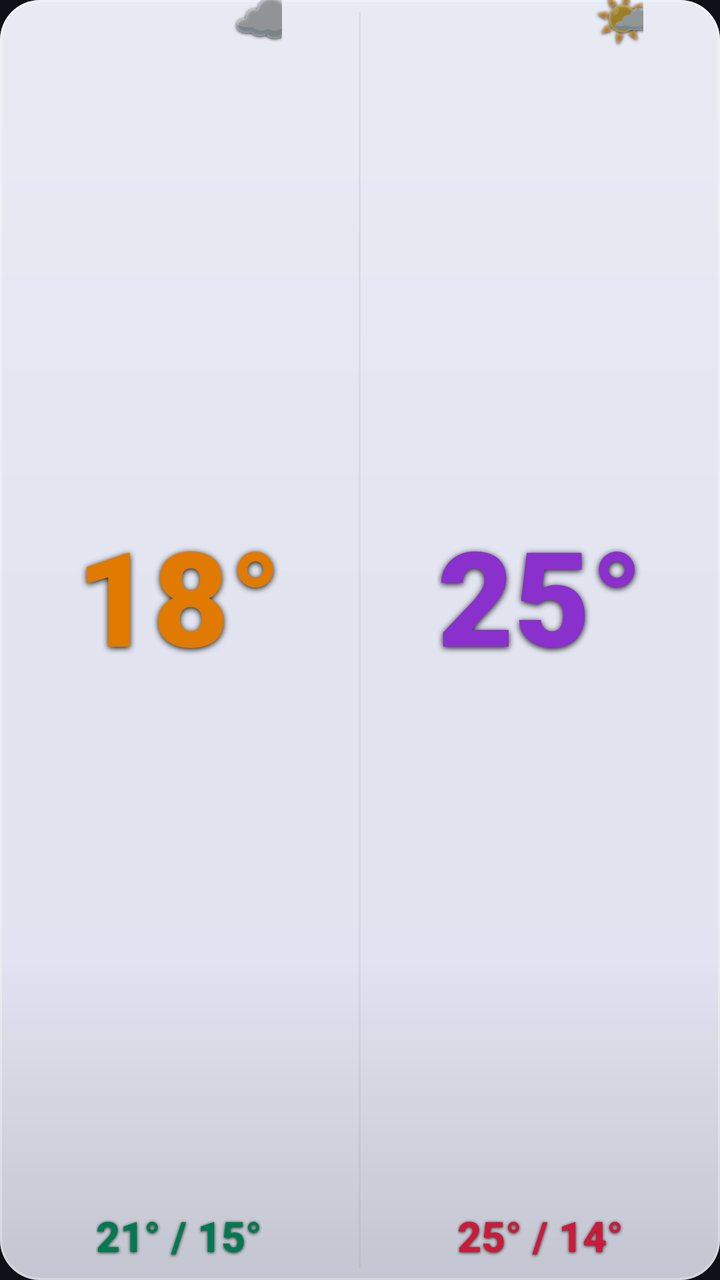
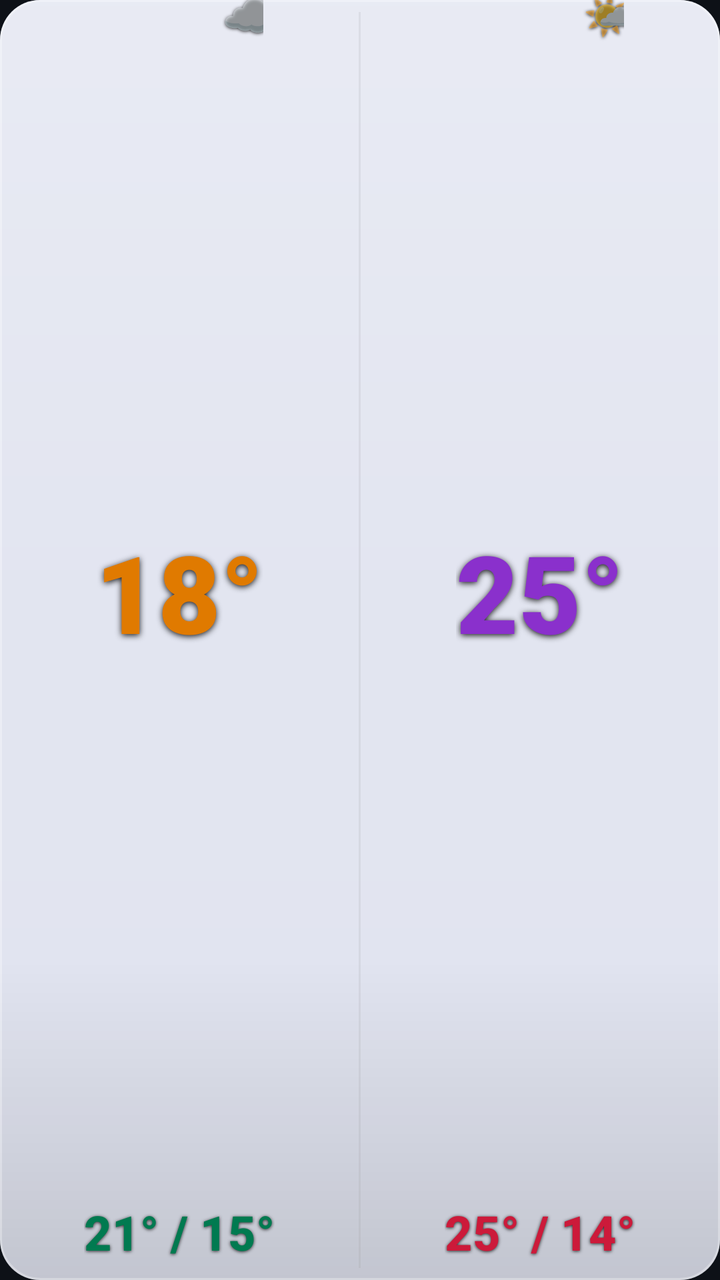

Two renders of the same Android screen: before a commit and after it. Below are the layout's source before the change and the commit's diff.
<!-- AndroidManifest.xml: application theme Theme.Weather28 -->
<!-- res/layout/widget_light_s.xml -->
<?xml version="1.0" encoding="utf-8"?>
<LinearLayout xmlns:android="http://schemas.android.com/apk/res/android"
    android:id="@+id/widget_root"
    android:layout_width="match_parent"
    android:layout_height="match_parent"
    android:orientation="vertical"
    android:background="@drawable/widget_bg_light">


    <LinearLayout
        android:layout_width="match_parent"
        android:layout_height="0dp"
        android:layout_weight="1"
        android:orientation="horizontal">

        
        <LinearLayout
            android:layout_width="0dp"
            android:layout_height="match_parent"
            android:layout_weight="1"
            android:orientation="vertical"
            android:gravity="center_horizontal"
            android:paddingStart="6dp"
            android:paddingEnd="6dp"
            android:paddingBottom="8dp">

            <FrameLayout
                android:layout_width="wrap_content"
                android:layout_height="0dp"
                android:layout_weight="1">

                <TextView
                    android:id="@+id/today_temp"
                    android:layout_width="wrap_content"
                    android:layout_height="wrap_content"
                    android:layout_gravity="center"
                    android:text="18°"
                    android:textColor="#e07a00"
                    android:textSize="66sp"
                    android:fontFamily="sans-serif-black"
                    android:includeFontPadding="false"
                    android:gravity="center"
                    android:shadowColor="#e6000000" android:shadowDx="0" android:shadowDy="2" android:shadowRadius="7"/>

                <TextView
                    android:id="@+id/today_icon"
                    android:layout_width="wrap_content"
                    android:layout_height="wrap_content"
                    android:layout_gravity="top|end"
                    android:layout_marginTop="-6dp"
                    android:layout_marginEnd="-8dp"
                    android:text="☁️"
                    android:textSize="26sp"
                    android:includeFontPadding="false"
                    android:gravity="center"
                    android:shadowColor="#cc000000" android:shadowDx="0" android:shadowDy="1" android:shadowRadius="4"/>
            </FrameLayout>

            <TextView
                android:id="@+id/today_minmax"
                android:layout_width="wrap_content"
                android:layout_height="wrap_content"
                android:text="21° / 15°"
                android:textColor="#007a50"
                android:textSize="21sp"
                android:fontFamily="sans-serif-medium"
                android:textStyle="bold"
                android:layout_marginTop="2dp"
                android:shadowColor="#cc000000" android:shadowDx="0" android:shadowDy="1" android:shadowRadius="4"/>
        </LinearLayout>

        <TextView
            android:layout_width="1dp"
            android:layout_height="match_parent"
            android:background="#22888888"
            android:layout_marginTop="6dp"
            android:layout_marginBottom="6dp"
            android:text=""/>

        
        <LinearLayout
            android:layout_width="0dp"
            android:layout_height="match_parent"
            android:layout_weight="1"
            android:orientation="vertical"
            android:gravity="center_horizontal"
            android:paddingStart="6dp"
            android:paddingEnd="6dp"
            android:paddingBottom="8dp">

            <FrameLayout
                android:layout_width="wrap_content"
                android:layout_height="0dp"
                android:layout_weight="1">

                <TextView
                    android:id="@+id/tomorrow_temp"
                    android:layout_width="wrap_content"
                    android:layout_height="wrap_content"
                    android:layout_gravity="center"
                    android:text="25°"
                    android:textColor="#8a30cc"
                    android:textSize="66sp"
                    android:fontFamily="sans-serif-black"
                    android:includeFontPadding="false"
                    android:gravity="center"
                    android:shadowColor="#e6000000" android:shadowDx="0" android:shadowDy="2" android:shadowRadius="7"/>

                <TextView
                    android:id="@+id/tomorrow_icon"
                    android:layout_width="wrap_content"
                    android:layout_height="wrap_content"
                    android:layout_gravity="top|end"
                    android:layout_marginTop="-6dp"
                    android:layout_marginEnd="-8dp"
                    android:text="🌤️"
                    android:textSize="26sp"
                    android:includeFontPadding="false"
                    android:gravity="center"
                    android:shadowColor="#cc000000" android:shadowDx="0" android:shadowDy="1" android:shadowRadius="4"/>
            </FrameLayout>

            <TextView
                android:id="@+id/tomorrow_minmax"
                android:layout_width="wrap_content"
                android:layout_height="wrap_content"
                android:text="25° / 14°"
                android:textColor="#cc1a3a"
                android:textSize="21sp"
                android:fontFamily="sans-serif-medium"
                android:textStyle="bold"
                android:layout_marginTop="2dp"
                android:shadowColor="#cc000000" android:shadowDx="0" android:shadowDy="1" android:shadowRadius="4"/>
        </LinearLayout>
    </LinearLayout>

    <TextView android:id="@+id/widget_refresh" android:layout_width="0dp" android:layout_height="0dp" android:visibility="gone"/>
    <TextView android:id="@+id/today_desc"    android:layout_width="0dp" android:layout_height="0dp" android:visibility="gone"/>
    <TextView android:id="@+id/tomorrow_desc" android:layout_width="0dp" android:layout_height="0dp" android:visibility="gone"/>
    <TextView android:id="@+id/today_icon_bg" android:layout_width="0dp" android:layout_height="0dp" android:visibility="gone"/>
    <TextView android:id="@+id/tomorrow_icon_bg" android:layout_width="0dp" android:layout_height="0dp" android:visibility="gone"/>
    <TextView android:id="@+id/today_rain"    android:layout_width="0dp" android:layout_height="0dp" android:visibility="gone"/>
    <TextView android:id="@+id/today_wind"    android:layout_width="0dp" android:layout_height="0dp" android:visibility="gone"/>
    <TextView android:id="@+id/tomorrow_rain" android:layout_width="0dp" android:layout_height="0dp" android:visibility="gone"/>
    <TextView android:id="@+id/tomorrow_wind" android:layout_width="0dp" android:layout_height="0dp" android:visibility="gone"/>

</LinearLayout>
<!-- resources referenced by this layout -->
<resources>
  <!-- drawable widget_bg_light (drawable) -->
  <?xml version="1.0" encoding="utf-8"?>
  <layer-list xmlns:android="http://schemas.android.com/apk/res/android">
      <item>
          <shape android:shape="rectangle">
              <solid android:color="#EEF0F4FF"/>
              <corners android:radius="20dp"/>
          </shape>
      </item>
      <item>
          <shape android:shape="rectangle">
              <gradient
                  android:type="linear"
                  android:angle="115"
                  android:startColor="#40FFFFFF"
                  android:centerColor="#0FFFFFFF"
                  android:endColor="#00FFFFFF"
                  android:centerY="0.45"/>
              <corners android:radius="20dp"/>
          </shape>
      </item>
      <item>
          <shape android:shape="rectangle">
              <gradient
                  android:type="linear"
                  android:angle="90"
                  android:startColor="#22000000"
                  android:centerColor="#00000000"
                  android:endColor="#00000000"
                  android:centerY="0.25"/>
              <corners android:radius="20dp"/>
          </shape>
      </item>
      <item>
          <shape android:shape="rectangle">
              <stroke android:width="1dp" android:color="#4DFFFFFF"/>
              <corners android:radius="20dp"/>
          </shape>
      </item>
  </layer-list>
  <style name="Theme.Weather28" parent="Theme.MaterialComponents.DayNight.NoActionBar">
          <item name="colorPrimary">#00e5a0</item>
          <item name="colorPrimaryVariant">#4d9fff</item>
          <item name="colorOnPrimary">#0d1117</item>
          <item name="android:windowBackground">#0d1117</item>
          <item name="android:statusBarColor">#0d1117</item>
          <item name="android:navigationBarColor">#0d1117</item>
      </style>
</resources>

<!-- the commit's change to res/layout/widget_light_s.xml (unified diff, before → after) -->
@@ -36,7 +36,7 @@
                     android:layout_gravity="center"
                     android:text="18°"
                     android:textColor="#e07a00"
-                    android:textSize="66sp"
+                    android:textSize="54sp"
                     android:fontFamily="sans-serif-black"
                     android:includeFontPadding="false"
                     android:gravity="center"
@@ -47,10 +47,10 @@
                     android:layout_width="wrap_content"
                     android:layout_height="wrap_content"
                     android:layout_gravity="top|end"
-                    android:layout_marginTop="-6dp"
-                    android:layout_marginEnd="-8dp"
+                    android:layout_marginTop="-5dp"
+                    android:layout_marginEnd="-7dp"
                     android:text="☁️"
-                    android:textSize="26sp"
+                    android:textSize="22sp"
                     android:includeFontPadding="false"
                     android:gravity="center"
                     android:shadowColor="#cc000000" android:shadowDx="0" android:shadowDy="1" android:shadowRadius="4"/>
@@ -62,7 +62,7 @@
                 android:layout_height="wrap_content"
                 android:text="21° / 15°"
                 android:textColor="#007a50"
-                android:textSize="21sp"
+                android:textSize="24sp"
                 android:fontFamily="sans-serif-medium"
                 android:textStyle="bold"
                 android:layout_marginTop="2dp"
@@ -100,7 +100,7 @@
                     android:layout_gravity="center"
                     android:text="25°"
                     android:textColor="#8a30cc"
-                    android:textSize="66sp"
+                    android:textSize="54sp"
                     android:fontFamily="sans-serif-black"
                     android:includeFontPadding="false"
                     android:gravity="center"
@@ -111,10 +111,10 @@
                     android:layout_width="wrap_content"
                     android:layout_height="wrap_content"
                     android:layout_gravity="top|end"
-                    android:layout_marginTop="-6dp"
-                    android:layout_marginEnd="-8dp"
+                    android:layout_marginTop="-5dp"
+                    android:layout_marginEnd="-7dp"
                     android:text="🌤️"
-                    android:textSize="26sp"
+                    android:textSize="22sp"
                     android:includeFontPadding="false"
                     android:gravity="center"
                     android:shadowColor="#cc000000" android:shadowDx="0" android:shadowDy="1" android:shadowRadius="4"/>
@@ -126,7 +126,7 @@
                 android:layout_height="wrap_content"
                 android:text="25° / 14°"
                 android:textColor="#cc1a3a"
-                android:textSize="21sp"
+                android:textSize="24sp"
                 android:fontFamily="sans-serif-medium"
                 android:textStyle="bold"
                 android:layout_marginTop="2dp"
